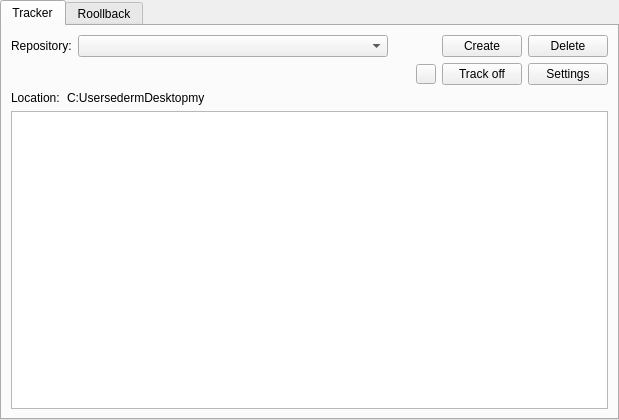
Above: qt_designer_files/main_win.ui from EdyardEr/auto_repository before the change. Below: the same form after it.
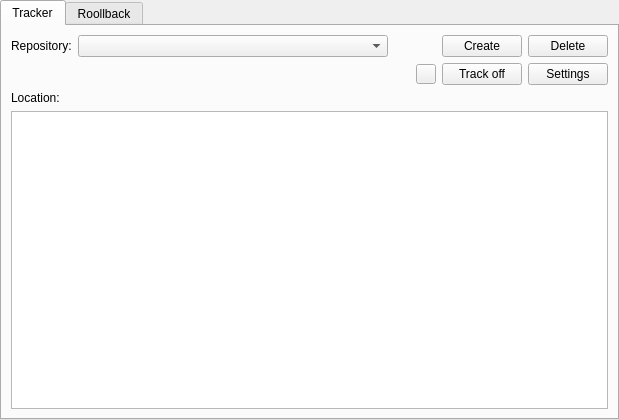
That is the form after the change.

What changed in the file:
```diff
--- a/qt_designer_files/main_win.ui
+++ b/qt_designer_files/main_win.ui
@@ -201,7 +201,7 @@
              </sizepolicy>
             </property>
             <property name="text">
-             <string>C:UsersedermDesktopmy</string>
+             <string/>
             </property>
            </widget>
           </item>
```
